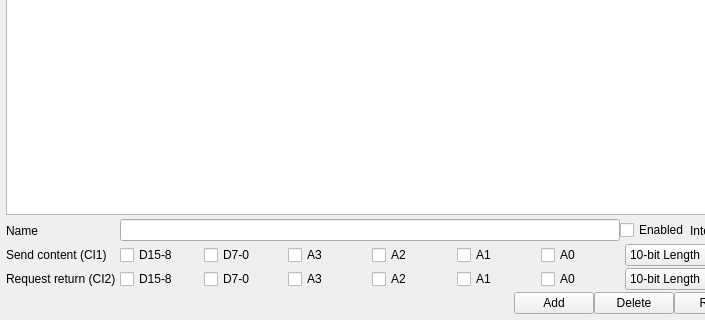
First picture: the form in src/widget/config_page/pages/task_table_page.ui, repository NotchBrown/Industrial-Data-Radio-PLC-18SPR-Software, before the edit; both pictures show x 0 to 705 and y 300 to 620 of the 840 by 620 pixel window.
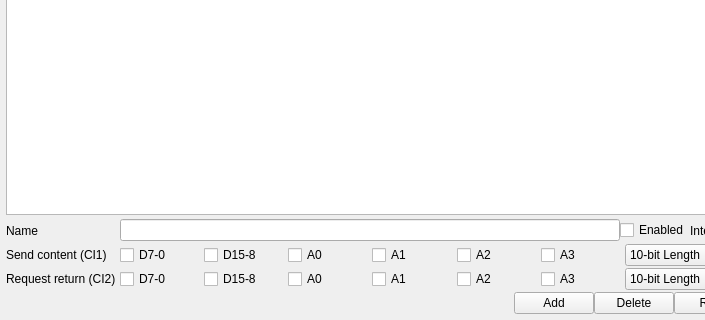
Second picture: the form after the edit.

Commit message: 任务表CI标签反转

Diff of the .ui file:
```diff
--- a/src/widget/config_page/pages/task_table_page.ui
+++ b/src/widget/config_page/pages/task_table_page.ui
@@ -134,42 +134,42 @@
        <item>
         <widget class="QCheckBox" name="chk1Dh">
          <property name="text">
-          <string>D15-8</string>
+          <string>D7-0</string>
          </property>
         </widget>
        </item>
        <item>
         <widget class="QCheckBox" name="chk1Dl">
          <property name="text">
-          <string>D7-0</string>
+          <string>D15-8</string>
          </property>
         </widget>
        </item>
        <item>
         <widget class="QCheckBox" name="chk1A3">
          <property name="text">
-          <string>A3</string>
+          <string>A0</string>
          </property>
         </widget>
        </item>
        <item>
         <widget class="QCheckBox" name="chk1A2">
          <property name="text">
-          <string>A2</string>
+          <string>A1</string>
          </property>
         </widget>
        </item>
        <item>
         <widget class="QCheckBox" name="chk1A1">
          <property name="text">
-          <string>A1</string>
+          <string>A2</string>
          </property>
         </widget>
        </item>
        <item>
         <widget class="QCheckBox" name="chk1A0">
          <property name="text">
-          <string>A0</string>
+          <string>A3</string>
          </property>
         </widget>
        </item>
@@ -208,42 +208,42 @@
        <item>
         <widget class="QCheckBox" name="chk2Dh">
          <property name="text">
-          <string>D15-8</string>
+          <string>D7-0</string>
          </property>
         </widget>
        </item>
        <item>
         <widget class="QCheckBox" name="chk2Dl">
          <property name="text">
-          <string>D7-0</string>
+          <string>D15-8</string>
          </property>
         </widget>
        </item>
        <item>
         <widget class="QCheckBox" name="chk2A3">
          <property name="text">
-          <string>A3</string>
+          <string>A0</string>
          </property>
         </widget>
        </item>
        <item>
         <widget class="QCheckBox" name="chk2A2">
          <property name="text">
-          <string>A2</string>
+          <string>A1</string>
          </property>
         </widget>
        </item>
        <item>
         <widget class="QCheckBox" name="chk2A1">
          <property name="text">
-          <string>A1</string>
+          <string>A2</string>
          </property>
         </widget>
        </item>
        <item>
         <widget class="QCheckBox" name="chk2A0">
          <property name="text">
-          <string>A0</string>
+          <string>A3</string>
          </property>
         </widget>
        </item>
```
